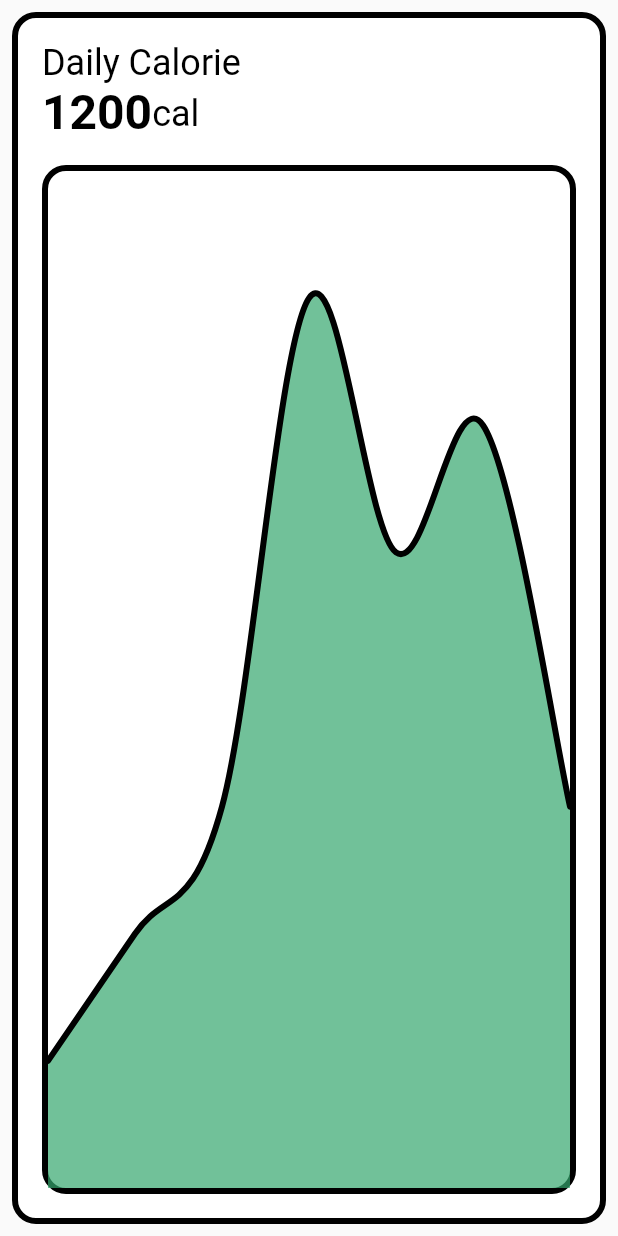
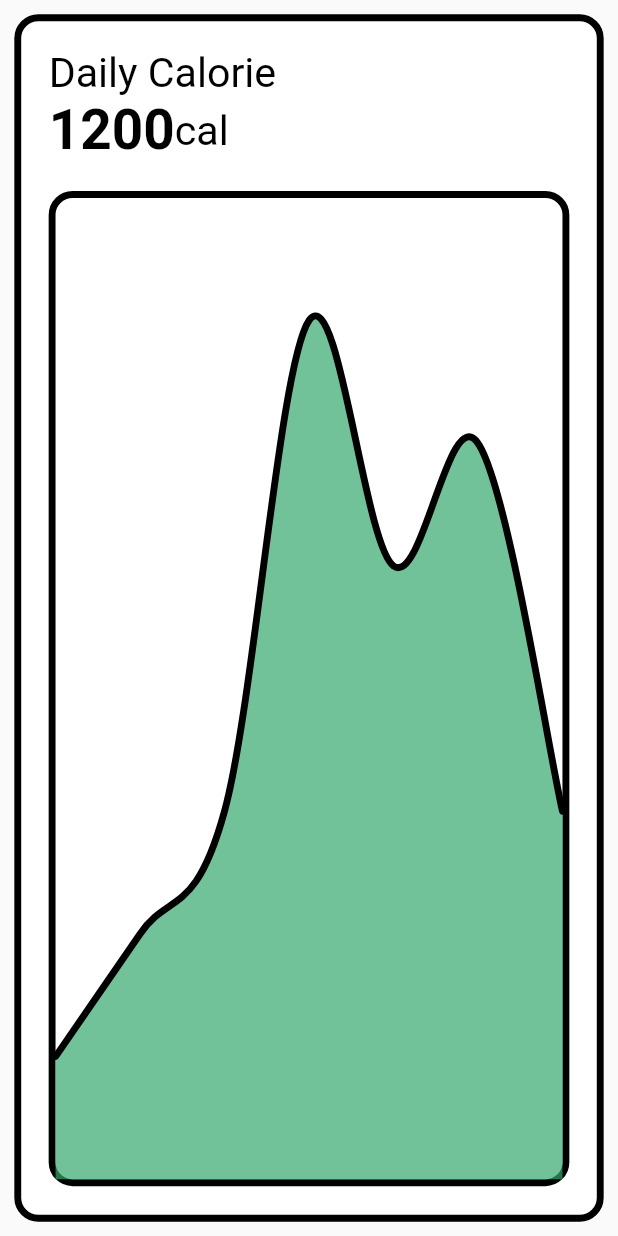
Before and after one commit to JunH1004/DinoSquart, a Flutter app: the CalorieCard widget shown alone on an empty page, opened directly, on a phone screen of 412 x 824 dp. Run offline on Flutter 3.47's test engine with Material 2 defaults, Android fonts, the phone set to English and light mode, and no system bars; drawn by our look-alikes of fl_chart; our stand-ins replace camera, easy_localization, flutter_screenutil, image_picker; missing offline and left inert: flame, google_mlkit_barcode_scanning, google_mlkit_digital_ink_recognition, google_mlkit_entity_extraction, google_mlkit_face_detection, google_mlkit_image_labeling and 6 more.

Commit message:
죽음의 해상도 대응

```diff
--- a/dino_squart_flutter/lib/main_style.dart
+++ b/dino_squart_flutter/lib/main_style.dart
@@ -1,4 +1,5 @@
 import 'package:flutter/material.dart';
+import 'package:flutter_screenutil/flutter_screenutil.dart';
 
 var mainTheme = ThemeData(
   primaryColor: MyColors.deepGreen,
@@ -7,7 +8,7 @@ var mainTheme = ThemeData(
     bodyLarge: TextStyle(color: Colors.white),
   ),
     iconTheme: IconThemeData(
-      color: Colors.white,
+      color: Colors.black,
     )
 );
 class MyColors{
@@ -24,11 +25,11 @@ class MyColors{
   static final hard = Colors.redAccent;
 }
 class MyTextStyles{
-  static const h1 = TextStyle(color: Colors.black,fontSize: 42,fontWeight: FontWeight.bold);
-  static const h2 = TextStyle(color: Colors.black,fontSize: 32,fontWeight: FontWeight.bold);
-  static const h3 = TextStyle(color: Colors.black,fontSize: 24,fontWeight: FontWeight.normal);
-  static const h4 = TextStyle(color: Colors.black,fontSize: 16,fontWeight: FontWeight.normal);
-  static const h1_sub = TextStyle(color: Colors.black,fontSize: 24,fontWeight: FontWeight.bold);
+  static TextStyle h1 = TextStyle(color: Colors.black,fontSize: 42.sp,fontWeight: FontWeight.bold);
+  static TextStyle h2 = TextStyle(color: Colors.black,fontSize: 32.sp,fontWeight: FontWeight.bold);
+  static TextStyle h3 = TextStyle(color: Colors.black,fontSize: 24.sp,fontWeight: FontWeight.normal);
+  static TextStyle h4 = TextStyle(color: Colors.black,fontSize: 16.sp,fontWeight: FontWeight.normal);
+  static TextStyle h1_sub = TextStyle(color: Colors.black,fontSize: 24.sp,fontWeight: FontWeight.bold);
 }
 
 
@@ -43,21 +44,21 @@ class MyCardStyles{
   static final outLinedBoxStyle = BoxDecoration(
       color: MyColors.white,borderRadius:BorderRadius.circular(16),
       border: Border.all(
-          width: 4,
+          width: 4.w,
           color: MyColors.black
       )
   );
   static final outLinedGreyBoxStyle = BoxDecoration(
     color: MyColors.lightGrey,borderRadius:BorderRadius.only(topLeft: Radius.circular(64),topRight: Radius.circular(64)),
     border: Border.all(
-      width: 4,
+      width: 4.w,
       color: MyColors.black
     )
   );
   static final outLinedBtnStyle = BoxDecoration(
       color: mainTheme.primaryColor,borderRadius:BorderRadius.circular(64),
       border: Border.all(
-          width: 4,
+          width: 4.w,
           color: MyColors.black
       )
   );
@@ -65,7 +66,7 @@ class MyCardStyles{
     return BoxDecoration(
         color: bgColor,borderRadius:BorderRadius.circular(16),
         border: Border.all(
-            width: 4,
+            width: 4.w,
             color: MyColors.black
         )
     );
--- a/dino_squart_flutter/lib/ui/homepage_content/calorie_chart_card.dart
+++ b/dino_squart_flutter/lib/ui/homepage_content/calorie_chart_card.dart
@@ -1,6 +1,7 @@
 import 'package:dino_squart_flutter/main_style.dart';
 import 'package:fl_chart/fl_chart.dart';
 import 'package:flutter/cupertino.dart';
+import 'package:flutter_screenutil/flutter_screenutil.dart';
 
 class CalorieCard extends StatelessWidget {
   final List<double> reps = [1,2,3,7,5,6,3];
@@ -9,14 +10,14 @@ class CalorieCard extends StatelessWidget {
     return Flexible(
       flex: 3,
       child: Container(
-        margin: EdgeInsets.all(8),
+        margin: EdgeInsets.all(8.h),
         decoration: MyCardStyles.outLinedBoxStyle,
         child: Column(
           //mainAxisAlignment: MainAxisAlignment.start,
           crossAxisAlignment: CrossAxisAlignment.start,
           children: [
             Container(
-              margin: EdgeInsets.fromLTRB(16, 16, 0, 0),
+              margin: EdgeInsets.fromLTRB(16.w, 16.h, 0, 0),
               child: Column(
                 crossAxisAlignment: CrossAxisAlignment.start,
                 children: [
@@ -26,7 +27,7 @@ class CalorieCard extends StatelessWidget {
                     children: [
                       Text('1200',style: MyTextStyles.h2),
                       Padding(
-                          padding: EdgeInsets.fromLTRB(0, 0, 0, 4),
+                          padding: EdgeInsets.fromLTRB(0, 0, 0, 4.h),
                           child: Text('cal',style: MyTextStyles.h3))
                     ],
                   )
@@ -36,7 +37,7 @@ class CalorieCard extends StatelessWidget {
 
             Expanded(
                 child: Padding(
-                  padding: const EdgeInsets.fromLTRB(16, 16, 16, 16),
+                  padding: EdgeInsets.fromLTRB(16.w, 16.h, 16.w, 16.h),
                   child:Container(
                     decoration: MyCardStyles.outLinedBoxStyle,
                     child: LineChart(
@@ -72,7 +73,7 @@ LineChartData _createRepsData(List<double> reps) {
         isCurved: true,
         preventCurveOverShooting: false,
         color: MyColors.black,
-        barWidth: 4,
+        barWidth: 4.w,
         isStrokeCapRound: true,
         dotData: const FlDotData(
           show: false,
--- a/dino_squart_flutter/pubspec.yaml
+++ b/dino_squart_flutter/pubspec.yaml
@@ -33,6 +33,7 @@ dependencies:
   flutter_staggered_grid_view: ^0.7.0
   horizontal_picker:
     path: ../horizontal_picker-master/
+  flutter_screenutil: ^5.9.0
 
 
 
--- a/horizontal_picker-master/example/lib/main.dart
+++ b/horizontal_picker-master/example/lib/main.dart
@@ -39,10 +39,12 @@ class _MyHomePageState extends State<MyHomePage> {
                 maxValue: 10,
                 divisions: 10,
                 height: 120,
+                itemBatch: 30,
                 onChanged: (value) {},
               ),
               Divider(),
               HorizontalPicker(
+                itemBatch: 30,
                 minValue: 0,
                 maxValue: 10,
                 divisions: 10,
@@ -56,6 +58,7 @@ class _MyHomePageState extends State<MyHomePage> {
               ),
               Divider(),
               HorizontalPicker(
+                itemBatch: 30,
                 minValue: -10,
                 maxValue: 55,
                 divisions: 600,
--- a/horizontal_picker-master/lib/horizontal_picker.dart
+++ b/horizontal_picker-master/lib/horizontal_picker.dart
@@ -18,13 +18,14 @@ class HorizontalPicker extends StatefulWidget {
   final Color activeItemTextColor;
   final Color passiveItemsTextColor;
   final String suffix;
-
+  final double itemBatch;
   HorizontalPicker({
     required this.minValue,
     required this.maxValue,
     required this.divisions,
     required this.height,
     required this.onChanged,
+    required this.itemBatch,
     this.initialPosition = InitialPosition.center,
     this.backgroundColor = Colors.white,
     this.showCursor = true,
@@ -87,7 +88,7 @@ class _HorizontalPickerState extends State<HorizontalPicker> {
             quarterTurns: 3,
             child: ListWheelScrollView(
                 controller: _scrollController,
-                itemExtent: 90,
+                itemExtent: widget.itemBatch,
                 onSelectedItemChanged: (item) {
                   curItem = item;
                   int decimalCount = 1;
```
Also changed, not shown: dino_squart_flutter/lib/main.dart (+20 -6 lines), dino_squart_flutter/lib/ui/homepage.dart (+6 -5 lines), dino_squart_flutter/lib/ui/homepage_content/best_score_card.dart (+6 -5 lines), dino_squart_flutter/lib/ui/homepage_content/workout_setting_card.dart (+9 -7 lines).
